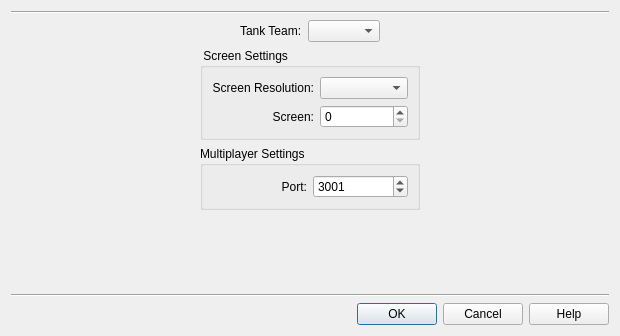
This is init/npsnetInit.ui in dmzgroup/tank as Qt 5 draws it before an edit. The edited form follows.
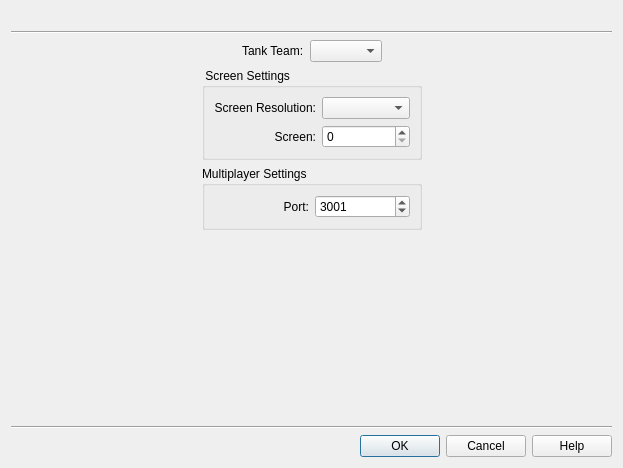
This is the edited form. Icons and pictures are not drawn.

Commit message: adding app icons and launch gui banner

Patch:
```diff
--- a/init/npsnetInit.ui
+++ b/init/npsnetInit.ui
@@ -5,14 +5,24 @@
    <rect>
     <x>0</x>
     <y>0</y>
-    <width>620</width>
-    <height>336</height>
+    <width>623</width>
+    <height>468</height>
    </rect>
   </property>
   <property name="windowTitle" >
    <string>NPSNET Launch Control Panel</string>
   </property>
   <layout class="QVBoxLayout" name="verticalLayout_2" >
+   <item>
+    <widget class="QLabel" name="label_2" >
+     <property name="text" >
+      <string/>
+     </property>
+     <property name="pixmap" >
+      <pixmap resource="npsnetInit.qrc" >:/npsnet/NPSNET-Banner.png</pixmap>
+     </property>
+    </widget>
+   </item>
    <item>
     <widget class="Line" name="line" >
      <property name="orientation" >
```
The commit also changes 5 other files.
